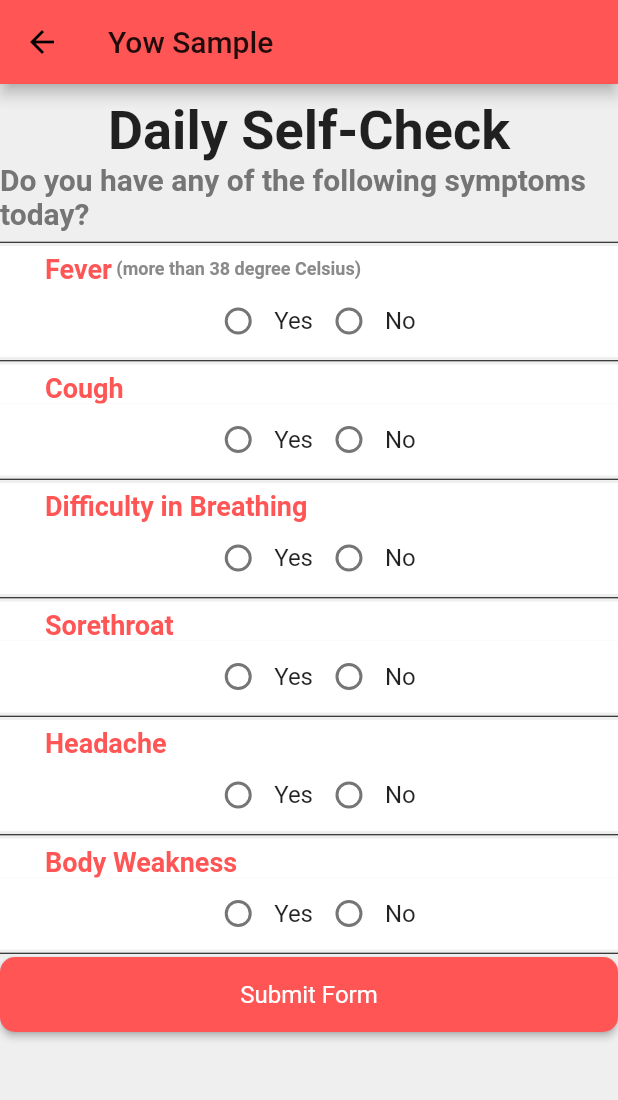
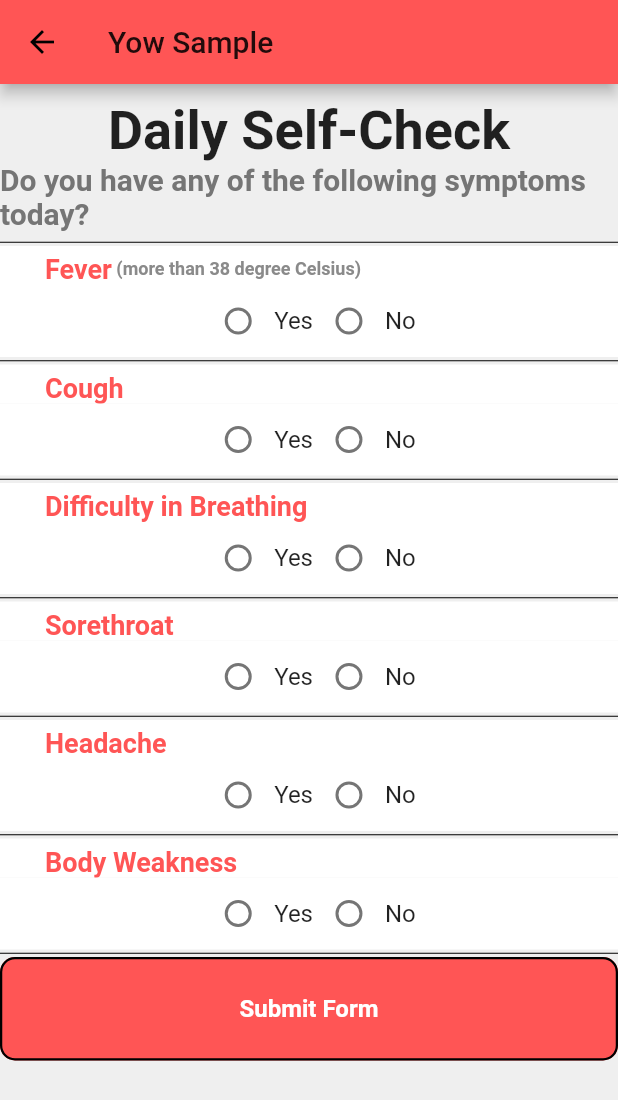
Before and after one commit to ghiedoc/QSelf--Health-Check, a Flutter app: the SelfDiagnosisFormPage screen opened by its route, on a phone screen of 412 x 824 dp. Shown: the top 1100 px of the screen. Run offline on Flutter 3.47's test engine with Material 2 defaults, Android fonts, the phone set to English and light mode, and no system bars; drawn by our look-alikes of argon_buttons_flutter; our stand-ins replace cloud_firestore, dio, firebase_auth, shared_preferences; accounts and stored records are empty.

Commit message:
disable btn

```diff
--- a/lib/screen/data.dart
+++ b/lib/screen/data.dart
@@ -11,7 +11,7 @@ static String id = "1";
 class diagnoseForm {
   static String fever, cough, diff_breathing, sore_throat, heacache,
       body_weaknesses;
-    static int day;
+    static int day = 0;
 
 }
 
--- a/lib/screen/selfdiagnosisform.dart
+++ b/lib/screen/selfdiagnosisform.dart
@@ -4,6 +4,7 @@ import 'package:flutter/widgets.dart';
 import 'package:shared_preferences/shared_preferences.dart';
 import 'data.dart';
 import 'package:flutter_trial_three/authenticate/auth.dart';
+import 'package:argon_buttons_flutter/argon_buttons_flutter.dart';
 
 class SelfDiagnosisFormPage extends StatefulWidget {
 
@@ -17,7 +18,7 @@ class SelfDiagnosisFormPage extends StatefulWidget {
 class _SelfDiagnosisFormPageState extends State<SelfDiagnosisFormPage> {
 
   final AuthService auth = AuthService();
-
+  bool singleTap = true;
   int _counter = 0;
   _loadCounter() async {
     SharedPreferences prefs = await SharedPreferences.getInstance();
@@ -587,28 +588,46 @@ void disabledBtn(){
               *  DITO YUNG SA BUTTON
               *  raised button ginamit ko kasi ayaw ng material btn ewan ko bakit
               */
-              ButtonTheme(
-                minWidth: double.infinity,
-                height: 50.0,
-                child: new RaisedButton(
-                  color: Color(0xFFFF5555),
-                  shape: new RoundedRectangleBorder(
-                    borderRadius: BorderRadius.circular(10),
+               ArgonTimerButton(
+                  height: 69,
+                  width: MediaQuery.of(context).size.width,
+                  minWidth: MediaQuery.of(context).size.width * 0.30,
+                  highlightColor: Colors.transparent,
+                  highlightElevation: 0,
+                  roundLoadingShape: false,
+                  onTap: (startTimer, btnState) {;
+                    if (btnState == ButtonState.Idle) {
+                      startTimer(60);
+                      _dayIncreement();
+                      validation();
+                    }
+                    setState(() {
+                      singleTap = false; // update bool
+                    });
+                  },
+                  // initialTimer: 10,
+                  child: Text(
+                    "Submit Form",
+                    style: TextStyle(
+                        color: Colors.white,
+                        fontSize: 16.0,
+                        fontWeight: FontWeight.bold),
                   ),
-                  child: new Text(
-                    'Submit Form',
-                    style: new TextStyle(
-                      fontSize: 16.0,
-                      fontWeight: FontWeight.normal,
-                      color: Colors.white,
-                    ),
-                  ),
-                  onPressed: () {
-                    _dayIncreement();
-                    validation();
+                  loader: (timeLeft) {
+                    return Text(
+                      "Wait | $timeLeft",
+                      style: TextStyle(
+                          color: Colors.white,
+                          fontSize: 16,
+                          fontWeight: FontWeight.bold),
+                    );
                   },
+                  borderRadius: 10.0,
+                 color: Color(0xFFFF5555),
+                  elevation: 0,
+                  borderSide: BorderSide(color: Colors.black, width: 1.5),
                 ),
-              ),
+
             ],
           ),
         ),
--- a/pubspec.yaml
+++ b/pubspec.yaml
@@ -34,6 +34,7 @@ dependencies:
   dio: ^3.0.10
   device_preview: ^0.5.5
   shared_preferences: ^0.5.12+4
+  argon_buttons_flutter: ^1.0.6
 
 dev_dependencies:
   flutter_test:
```
Also changed, not shown: pubspec.lock.
